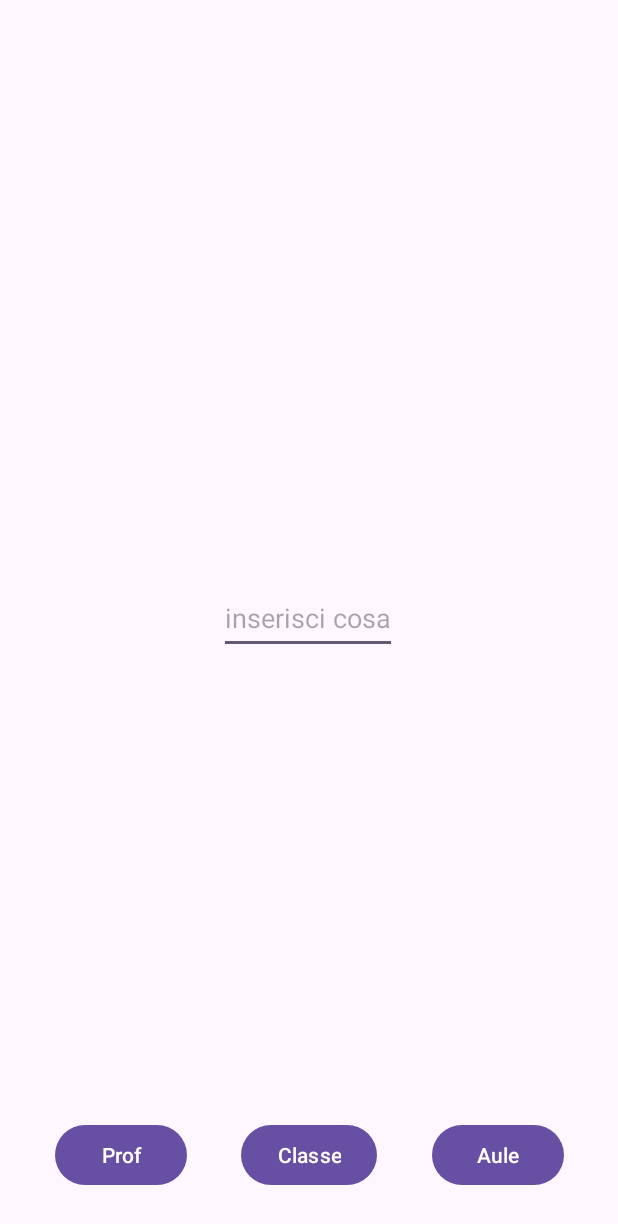
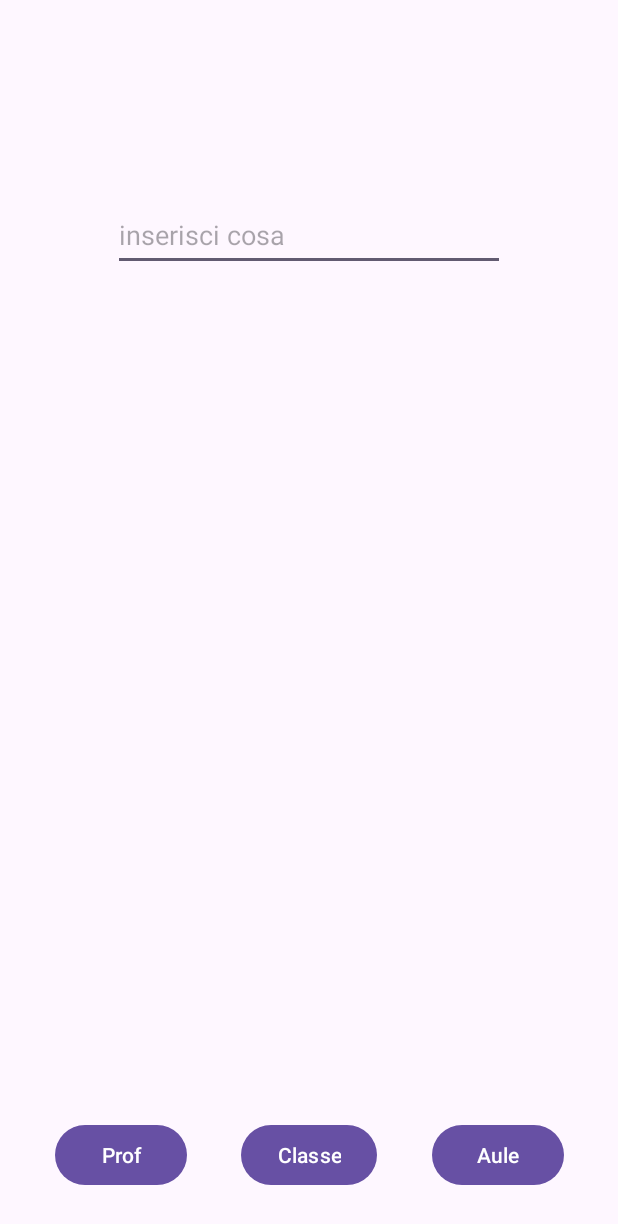
Before and after one commit to Giacomo-Marconi/orarioMarconi, an Android app: the screen it shows after launch (MainActivity), on a phone screen of 412 x 824 dp. Shown: the top 1224 px of the screen. Run offline under Robolectric (Android 15) with nearby library versions, the phone set to English and light mode, and no system bars.

Commit message:
update autocomplete

```diff
--- a/app/src/main/java/com/example/orariomarconi/MainActivity.java
+++ b/app/src/main/java/com/example/orariomarconi/MainActivity.java
@@ -31,10 +31,33 @@ public class MainActivity extends AppCompatActivity {
         Button prof = findViewById(R.id.prof);
         Button classi = findViewById(R.id.classi);
         Button aule = findViewById(R.id.aule);
-
         AutoCompleteTextView input = findViewById(R.id.input);
 
-        String[] suggerimenti = {};
+        ArrayList<String> cose = new ArrayList<String>();
+
+        InputStream inputStream = this.getResources().openRawResource(R.raw.ore);
+        Scanner scn = new Scanner(inputStream).useDelimiter("\\A");
+
+        String[] line;
+        while (scn.hasNextLine()) {
+            line=scn.nextLine().split(";");
+            //prof
+            if (!check(cose, cose.size(), line[0])) cose.add(line[0]);
+            //classe
+            if(!check(cose, cose.size(), line[1])) cose.add(line[1]);
+            //aule
+            if(!check(cose, cose.size(), line[3])) cose.add(line[3]);
+        }
+
+
+
+
+        String[] suggerimenti = new String[cose.size()];
+
+        for (int i = 0; i < cose.size(); i++) {
+            suggerimenti[i]=cose.get(i);
+        }
+
         ArrayAdapter<String> adapter = new ArrayAdapter<>(this, android.R.layout.simple_dropdown_item_1line, suggerimenti);
         input.setAdapter(adapter);
 
@@ -69,6 +92,13 @@ public class MainActivity extends AppCompatActivity {
         });
     }
 
+    public static boolean check(ArrayList<String> a, int limit,  String val){
+        for (int i = 0; i < limit; i++) {
+            if (a.get(i).equals(val)) return true;
+        }
+        return false;
+    }
+
 
     protected void salva(String uno, String due, String tre){
         SharedPreferences sharedPreferences = getSharedPreferences("cose", Context.MODE_PRIVATE);
--- a/app/src/main/res/layout/start.xml
+++ b/app/src/main/res/layout/start.xml
@@ -37,14 +37,17 @@
 
     <AutoCompleteTextView
         android:id="@+id/input"
-        android:layout_width="wrap_content"
+        android:layout_width="0dp"
         android:layout_height="wrap_content"
+        android:layout_marginStart="75dp"
+        android:layout_marginEnd="75dp"
         android:hint="inserisci cosa"
         android:minHeight="48dp"
         app:layout_constraintBottom_toBottomOf="parent"
         app:layout_constraintEnd_toEndOf="parent"
-        app:layout_constraintHorizontal_bias="0.497"
+        app:layout_constraintHorizontal_bias="0.0"
         app:layout_constraintStart_toStartOf="parent"
-        app:layout_constraintTop_toTopOf="parent" />
+        app:layout_constraintTop_toTopOf="parent"
+        app:layout_constraintVertical_bias="0.171" />
 
 </androidx.constraintlayout.widget.ConstraintLayout>
```
